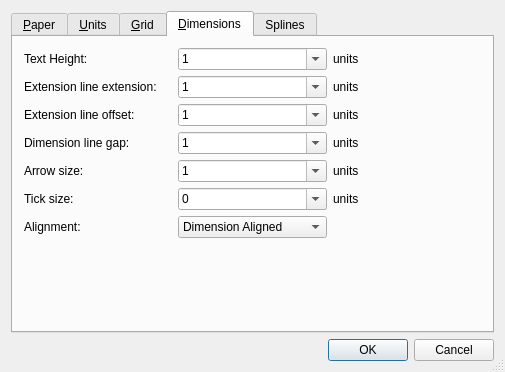
This is librecad/src/ui/forms/qg_dlgoptionsdrawing.ui in LibreCAD/LibreCAD as Qt 5 draws it before an edit. The edited form follows.
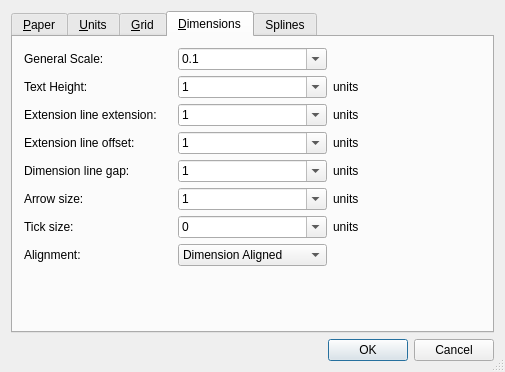
This is the edited form.

```diff
--- a/librecad/src/ui/forms/qg_dlgoptionsdrawing.ui
+++ b/librecad/src/ui/forms/qg_dlgoptionsdrawing.ui
@@ -692,6 +692,51 @@
       </attribute>
       <layout class="QGridLayout" name="gridLayout">
        <item row="0" column="0">
+        <widget class="QLabel" name="lDimScale">
+         <property name="text">
+          <string>General Scale:</string>
+         </property>
+         <property name="wordWrap">
+          <bool>false</bool>
+         </property>
+        </widget>
+       </item>
+       <item row="0" column="1">
+        <widget class="QComboBox" name="cbDimScale">
+         <property name="toolTip">
+          <string>&lt;html&gt;&lt;head/&gt;&lt;body&gt;&lt;p&gt;Scale to multiply all dimension values.&lt;/p&gt;&lt;/body&gt;&lt;/html&gt;</string>
+         </property>
+         <property name="editable">
+          <bool>true</bool>
+         </property>
+         <item>
+          <property name="text">
+           <string>0.1</string>
+          </property>
+         </item>
+         <item>
+          <property name="text">
+           <string>0.5</string>
+          </property>
+         </item>
+         <item>
+          <property name="text">
+           <string>1.0</string>
+          </property>
+         </item>
+         <item>
+          <property name="text">
+           <string>2.0</string>
+          </property>
+         </item>
+         <item>
+          <property name="text">
+           <string>5.0</string>
+          </property>
+         </item>
+        </widget>
+       </item>
+       <item row="1" column="0">
         <widget class="QLabel" name="lDimTextHeight">
          <property name="text">
           <string>Text Height:</string>
@@ -701,7 +746,7 @@
          </property>
         </widget>
        </item>
-       <item row="0" column="1">
+       <item row="1" column="1">
         <widget class="QComboBox" name="cbDimTextHeight">
          <property name="editable">
           <bool>true</bool>
@@ -723,7 +768,7 @@
          </item>
         </widget>
        </item>
-       <item row="0" column="2">
+       <item row="1" column="2">
         <widget class="QLabel" name="lDimUnit1">
          <property name="text">
           <string>units</string>
@@ -733,7 +778,7 @@
          </property>
         </widget>
        </item>
-       <item row="1" column="0">
+       <item row="2" column="0">
         <widget class="QLabel" name="lDimExe">
          <property name="text">
           <string>Extension line extension:</string>
@@ -743,7 +788,7 @@
          </property>
         </widget>
        </item>
-       <item row="1" column="1">
+       <item row="2" column="1">
         <widget class="QComboBox" name="cbDimExe">
          <property name="editable">
           <bool>true</bool>
@@ -765,7 +810,7 @@
          </item>
         </widget>
        </item>
-       <item row="1" column="2">
+       <item row="2" column="2">
         <widget class="QLabel" name="lDimUnit2">
          <property name="text">
           <string>units</string>
@@ -775,7 +820,7 @@
          </property>
         </widget>
        </item>
-       <item row="2" column="0">
+       <item row="3" column="0">
         <widget class="QLabel" name="lDimExo">
          <property name="text">
           <string>Extension line offset:</string>
@@ -785,7 +830,7 @@
          </property>
         </widget>
        </item>
-       <item row="2" column="1">
+       <item row="3" column="1">
         <widget class="QComboBox" name="cbDimExo">
          <property name="editable">
           <bool>true</bool>
@@ -807,7 +852,7 @@
          </item>
         </widget>
        </item>
-       <item row="2" column="2">
+       <item row="3" column="2">
         <widget class="QLabel" name="lDimUnit3">
          <property name="text">
           <string>units</string>
@@ -817,7 +862,7 @@
          </property>
         </widget>
        </item>
-       <item row="3" column="0">
+       <item row="4" column="0">
         <widget class="QLabel" name="lDimGap">
          <property name="text">
           <string>Dimension line gap:</string>
@@ -827,7 +872,7 @@
          </property>
         </widget>
        </item>
-       <item row="3" column="1">
+       <item row="4" column="1">
         <widget class="QComboBox" name="cbDimGap">
          <property name="editable">
           <bool>true</bool>
@@ -849,7 +894,7 @@
          </item>
         </widget>
        </item>
-       <item row="3" column="2">
+       <item row="4" column="2">
         <widget class="QLabel" name="lDimUnit4">
          <property name="text">
           <string>units</string>
@@ -859,7 +904,7 @@
          </property>
         </widget>
        </item>
-       <item row="4" column="0">
+       <item row="5" column="0">
         <widget class="QLabel" name="lDimAsz">
          <property name="text">
           <string>Arrow size:</string>
@@ -869,7 +914,7 @@
          </property>
         </widget>
        </item>
-       <item row="4" column="1">
+       <item row="5" column="1">
         <widget class="QComboBox" name="cbDimAsz">
          <property name="editable">
           <bool>true</bool>
@@ -891,7 +936,7 @@
          </item>
         </widget>
        </item>
-       <item row="4" column="2">
+       <item row="5" column="2">
         <widget class="QLabel" name="lDimUnit5">
          <property name="text">
           <string>units</string>
@@ -901,7 +946,7 @@
          </property>
         </widget>
        </item>
-       <item row="5" column="0">
+       <item row="6" column="0">
         <widget class="QLabel" name="lDimTsz">
          <property name="text">
           <string>Tick size:</string>
@@ -911,7 +956,7 @@
          </property>
         </widget>
        </item>
-       <item row="5" column="1">
+       <item row="6" column="1">
         <widget class="QComboBox" name="cbDimTsz">
          <property name="toolTip">
           <string>&lt;html&gt;&lt;head/&gt;&lt;body&gt;&lt;p&gt;Dimension Tick size. Set it to 0 will disable the dimension tick. Dimension arrow won't be drawn when dimension tick is enabled.&lt;/p&gt;&lt;/body&gt;&lt;/html&gt;</string>
@@ -941,8 +986,8 @@
          </item>
         </widget>
        </item>
-       <item row="5" column="2">
-        <widget class="QLabel" name="lDimUnit5_2">
+       <item row="6" column="2">
+        <widget class="QLabel" name="lDimUnit6">
          <property name="text">
           <string>units</string>
          </property>
@@ -951,7 +996,7 @@
          </property>
         </widget>
        </item>
-       <item row="6" column="0">
+       <item row="7" column="0">
         <widget class="QLabel" name="lDimTih">
          <property name="text">
           <string>Alignment:</string>
@@ -961,7 +1006,7 @@
          </property>
         </widget>
        </item>
-       <item row="6" column="1">
+       <item row="7" column="1">
         <widget class="QComboBox" name="cbDimTih">
          <property name="toolTip">
           <string>&lt;html&gt;&lt;head/&gt;&lt;body&gt;&lt;p&gt;Text alignement.&lt;/p&gt;&lt;/body&gt;&lt;/html&gt;</string>
@@ -981,7 +1026,7 @@
          </item>
         </widget>
        </item>
-       <item row="7" column="0">
+       <item row="8" column="0">
         <spacer name="spacer11">
          <property name="orientation">
           <enum>Qt::Vertical</enum>
@@ -997,7 +1042,7 @@
          </property>
         </spacer>
        </item>
-       <item row="7" column="1">
+       <item row="8" column="1">
         <spacer name="spacer11_2">
          <property name="orientation">
           <enum>Qt::Vertical</enum>
@@ -1013,7 +1058,7 @@
          </property>
         </spacer>
        </item>
-       <item row="7" column="2">
+       <item row="8" column="2">
         <spacer name="spacer11_2_2">
          <property name="orientation">
           <enum>Qt::Vertical</enum>
```
Left out of the diff: 3 changed lines with no effect on the pictures.
